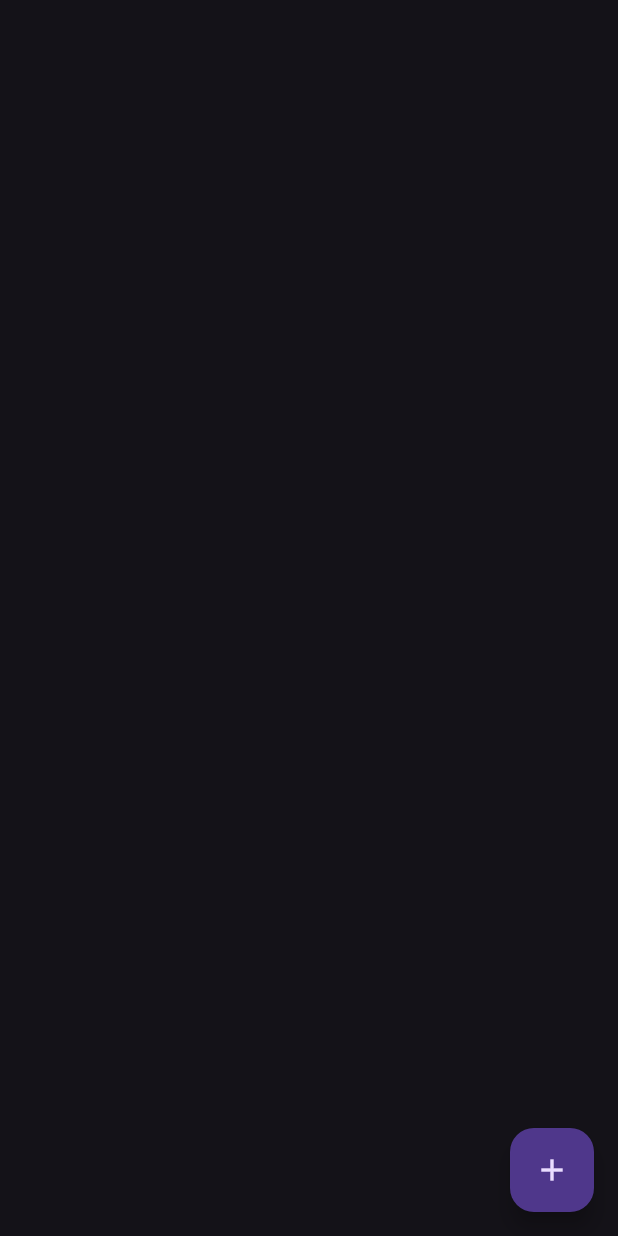
After one commit to vuralkayracetintas/flutter_calendar_provider, a Flutter app: the screen it shows after launch, on a phone screen of 412 x 824 dp. The commit adds this screen. Run offline on Flutter 3.47's test engine with Material 2 defaults, Android fonts, the phone set to English and light mode, and no system bars; our stand-ins replace animated_text_kit, lottie, qr_flutter, table_calendar; missing offline and left inert: kartal.

Commit message:
bottomsheet created

```diff
--- /dev/null
+++ b/lib/bottomSheet/bottom_sheet_mixin.dart
@@ -0,0 +1,19 @@
+import 'package:demo_apps/bottomSheet/bottom_sheet_view.dart';
+import 'package:demo_apps/bottomSheet/text_bottom_sheet.dart';
+import 'package:flutter/material.dart';
+
+mixin BottomSheetMixin on State<BottomSheetView> {
+  final String _title = '';
+  final TextEditingController _controller = TextEditingController();
+
+  String get title => _title;
+  TextEditingController get controller => _controller;
+
+  ValueNotifier<String> titleNotifier = ValueNotifier<String>(''); // setstate
+
+  Future<void> showBottomSheetFunction() async {
+    final response = await TextBottomSheet.show(context);
+    if (response == null) return;
+    titleNotifier.value = response;
+  }
+}
--- /dev/null
+++ b/lib/bottomSheet/bottom_sheet_view.dart
@@ -0,0 +1,35 @@
+import 'package:demo_apps/bottomSheet/bottom_sheet_mixin.dart';
+import 'package:flutter/material.dart';
+
+class BottomSheetView extends StatefulWidget {
+  const BottomSheetView({super.key});
+
+  @override
+  State<BottomSheetView> createState() => _BottomSheetViewState();
+}
+
+class _BottomSheetViewState extends State<BottomSheetView>
+    with BottomSheetMixin {
+  @override
+  Widget build(BuildContext context) {
+    return Scaffold(
+      appBar: AppBar(),
+      floatingActionButton: FloatingActionButton(
+        onPressed: showBottomSheetFunction,
+        child: const Icon(Icons.add),
+      ),
+      body: Center(
+        child: Column(
+          children: [
+            ValueListenableBuilder<String>(
+              valueListenable: titleNotifier,
+              builder: (context, value, child) {
+                return Text(value);
+              },
+            )
+          ],
+        ),
+      ),
+    );
+  }
+}
--- a/lib/main.dart
+++ b/lib/main.dart
@@ -1,6 +1,5 @@
-import 'package:demo_apps/login_pages/login_screen_ui_2.dart';
+import 'package:demo_apps/bottomSheet/bottom_sheet_view.dart';
 import 'package:demo_apps/provider/event_provider.dart';
-
 import 'package:flutter/material.dart';
 import 'package:provider/provider.dart';
 
@@ -18,10 +17,11 @@ class MyApp extends StatelessWidget {
 
   @override
   Widget build(BuildContext context) {
-    return const MaterialApp(
+    return MaterialApp(
       debugShowCheckedModeBanner: false,
+      theme: ThemeData.dark(useMaterial3: true),
       title: 'My App',
-      home: LoginPage(),
+      home: BottomSheetView(),
     );
   }
 }
--- a/pubspec.yaml
+++ b/pubspec.yaml
@@ -45,6 +45,7 @@ dependencies:
   lottie: ^2.5.0
   animated_text_kit: ^4.2.2
   qr_flutter: ^4.0.0
+  kartal: ^3.4.1
 
 
 dev_dependencies:
```
Also changed, not shown: lib/bottomSheet/text_bottom_sheet.dart (added, +42 -0 lines), lib/game/loading.dart (+6 -6 lines), pubspec.lock.
